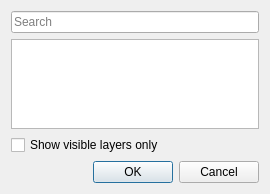
Old version of the form src/ui/qgselevationprofileaddlayersdialogbase.ui in the repository qgis/QGIS.
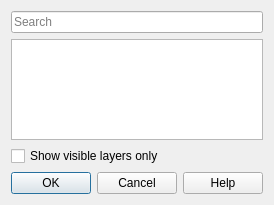
New version of the form. Custom widgets are drawn as their Qt base class.

Commit message: Add help buttons to elevation profile dialogs

Diff of the .ui file:
```diff
--- a/src/ui/qgselevationprofileaddlayersdialogbase.ui
+++ b/src/ui/qgselevationprofileaddlayersdialogbase.ui
@@ -7,7 +7,7 @@
     <x>0</x>
     <y>0</y>
     <width>270</width>
-    <height>194</height>
+    <height>205</height>
    </rect>
   </property>
   <property name="windowTitle">
@@ -30,7 +30,7 @@
       <enum>Qt::Horizontal</enum>
      </property>
      <property name="standardButtons">
-      <set>QDialogButtonBox::Cancel|QDialogButtonBox::Ok</set>
+      <set>QDialogButtonBox::StandardButton::Cancel|QDialogButtonBox::StandardButton::Help|QDialogButtonBox::StandardButton::Ok</set>
      </property>
     </widget>
    </item>
```
Left out of the diff: 4 changed lines with no effect on the pictures. The commit also changes 7 other files.
